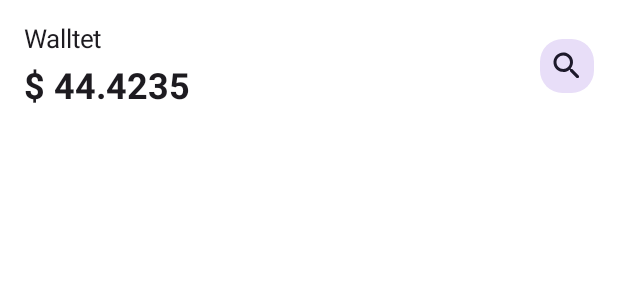
After one commit to Drako9159/bankapp-example-jetpack, an Android app built with Jetpack Compose: the @Preview function WalletSection, on a phone screen of 412 x 824 dp. The commit adds this screen. Shown: the top 300 px of the screen. Run offline under Robolectric (Android 15) with nearby library versions, the phone set to English and light mode, and no system bars.

Commit message:
feat(): configure section wallet

```diff
--- /dev/null
+++ b/app/src/main/java/com/niojar/bankexample/CardSection.kt
@@ -0,0 +1 @@
+package com.niojar.bankexample
--- a/app/src/main/java/com/niojar/bankexample/MainActivity.kt
+++ b/app/src/main/java/com/niojar/bankexample/MainActivity.kt
@@ -83,10 +83,10 @@ fun HomeScreen() {
     }) { padding ->
         Column(modifier = Modifier.padding(padding)) {
             WalletSection()
-            CardSection()
+            //CardSection()
             Spacer(modifier = Modifier.height(16.dp))
-            FinanceSection()
-            CurreniesSection()
+            //FinanceSection()
+            //CurreniesSection()
         }
 
 
--- /dev/null
+++ b/app/src/main/java/com/niojar/bankexample/WalletSection.kt
@@ -0,0 +1,66 @@
+package com.niojar.bankexample
+
+import androidx.compose.foundation.background
+import androidx.compose.foundation.clickable
+import androidx.compose.foundation.layout.Arrangement
+import androidx.compose.foundation.layout.Box
+import androidx.compose.foundation.layout.Column
+import androidx.compose.foundation.layout.Row
+import androidx.compose.foundation.layout.Spacer
+import androidx.compose.foundation.layout.fillMaxWidth
+import androidx.compose.foundation.layout.height
+import androidx.compose.foundation.layout.padding
+import androidx.compose.foundation.shape.RoundedCornerShape
+import androidx.compose.material.icons.Icons
+import androidx.compose.material.icons.rounded.Search
+import androidx.compose.material3.Icon
+import androidx.compose.material3.MaterialTheme
+import androidx.compose.material3.Text
+import androidx.compose.runtime.Composable
+import androidx.compose.ui.Alignment
+import androidx.compose.ui.Modifier
+import androidx.compose.ui.draw.clip
+import androidx.compose.ui.text.font.FontWeight
+import androidx.compose.ui.tooling.preview.Preview
+import androidx.compose.ui.unit.dp
+import androidx.compose.ui.unit.sp
+
+@Preview
+@Composable
+fun WalletSection() {
+    Row(
+        modifier = Modifier
+            .fillMaxWidth()
+            .padding(16.dp),
+        horizontalArrangement = Arrangement.SpaceBetween,
+        verticalAlignment = Alignment.CenterVertically
+    ) {
+        Column {
+            Text(
+                text = "Walltet",
+                fontSize = 17.sp,
+                color = MaterialTheme.colorScheme.onBackground
+            )
+            Spacer(modifier = Modifier.height(8.dp))
+            Text(
+                text = "$ 44.4235",
+                fontSize = 24.sp,
+                fontWeight = FontWeight.Bold,
+                color = MaterialTheme.colorScheme.onBackground
+            )
+        }
+        Box(
+            modifier = Modifier
+                .clip(RoundedCornerShape(15.dp))
+                .background(MaterialTheme.colorScheme.secondaryContainer)
+                .clickable { }
+                .padding(6.dp)
+        ) {
+            Icon(
+                imageVector = Icons.Rounded.Search,
+                contentDescription = "Search",
+                tint = MaterialTheme.colorScheme.onSecondaryContainer
+            )
+        }
+    }
+}
```
Also changed, not shown: app/src/main/java/com/niojar/bankexample/BottomNavigationBar.kt (added, +48 -0 lines), app/src/main/java/com/niojar/bankexample/data/BottomNavigation.kt (added, +9 -0 lines), app/src/main/java/com/niojar/bankexample/ui/theme/Color.kt (+12 -0 lines).
